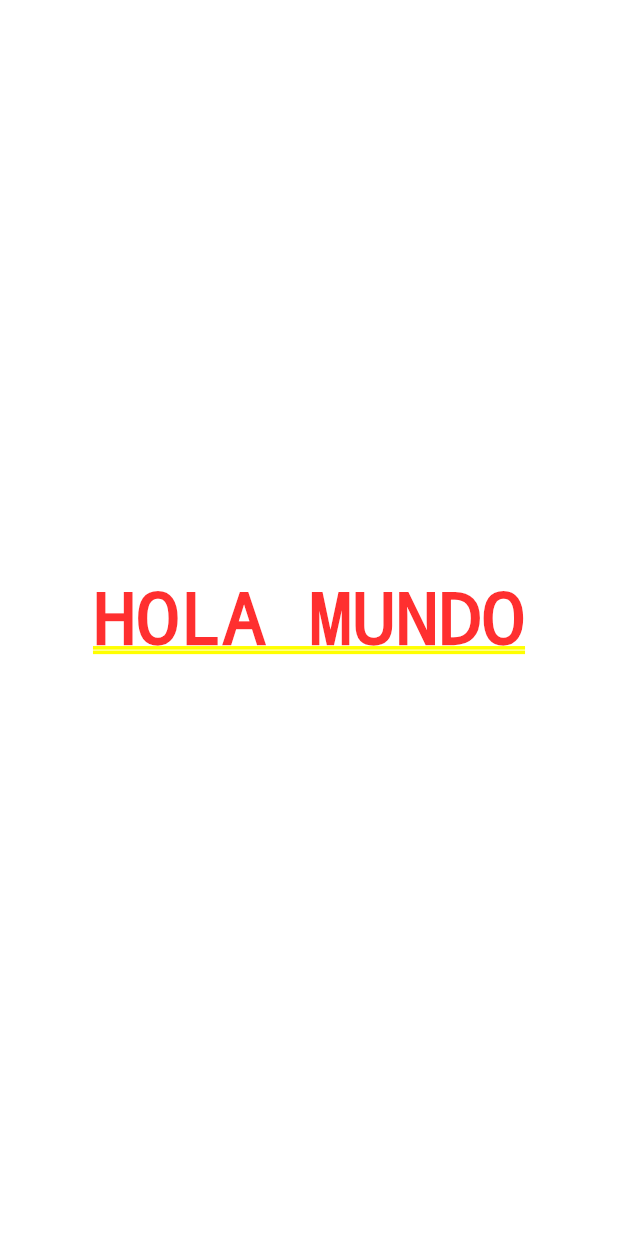
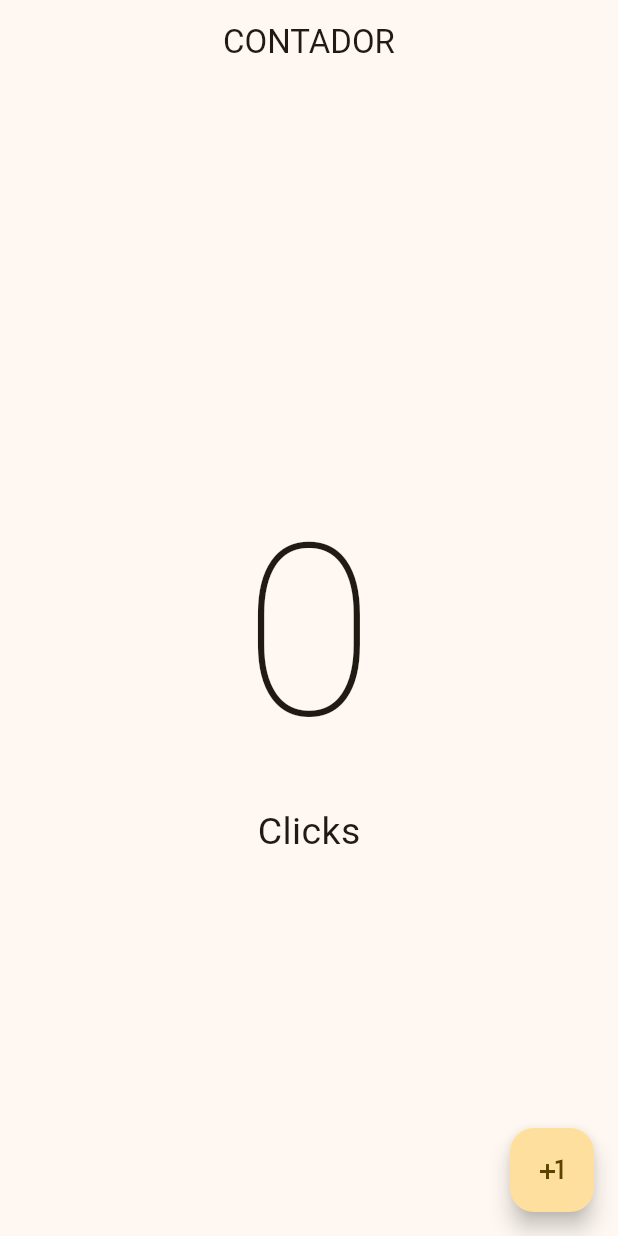
Before and after one commit to ColinTony/FlutterCurso, a Flutter app: the screen it shows after launch, on a phone screen of 412 x 824 dp. Run offline on Flutter 3.47's test engine with Material 3 defaults, Android fonts, the phone set to English and light mode, and no system bars.

```diff
--- a/FlutterApps/01-hello_word_app/hello_world/lib/main.dart
+++ b/FlutterApps/01-hello_word_app/hello_world/lib/main.dart
@@ -1,4 +1,5 @@
 import 'package:flutter/material.dart';
+import 'package:hello_world/presentation/screens/counter/counter_screen.dart';
 
 void main(){
   runApp(const MyApp()); // empieza desde el main como la mayoria de lenguajes.
@@ -8,13 +9,13 @@ class MyApp extends StatelessWidget{
 
   const MyApp({super.key});
 
-  // Todos los StatelessWidget necesitan este build
-  // regresa un widget.
   @override
   Widget build(BuildContext context) {
     // Una clase de marialApp
-    return const MaterialApp(
-      home:  Center(child: Text('HOLA MUNDO')), // el center centra todos los hijos.
+    return MaterialApp(
+      debugShowCheckedModeBanner: false,
+      theme: ThemeData(useMaterial3: true,colorSchemeSeed: Colors.amber),
+      home: const CounterScreen(),
     );
   }
 }
--- /dev/null
+++ b/FlutterApps/01-hello_word_app/hello_world/lib/presentation/screens/counter/counter_screen.dart
@@ -0,0 +1,40 @@
+import "package:flutter/material.dart";
+
+class CounterScreen extends StatefulWidget{
+
+  // agregamos el key
+  const CounterScreen({super.key});
+
+  @override
+  State<CounterScreen> createState() => _CounterScreenState();
+}
+
+class _CounterScreenState extends State<CounterScreen> {
+  int clicks = 0;
+
+  @override
+  Widget build(BuildContext context) {
+    return Scaffold(
+      appBar: AppBar(
+        title: const Center(child: Text("CONTADOR")),
+      ),
+      body: Center(child: Column(
+        mainAxisAlignment: MainAxisAlignment.center,
+        children: [
+          Text(
+            "$clicks" ,
+             style: const TextStyle(fontSize: 160 , fontWeight: FontWeight.w100)),
+          const Text("Clicks" , style: TextStyle(fontSize: 25))
+        ],
+      )),
+      floatingActionButton: FloatingActionButton(
+        onPressed: (){
+          setState(() {
+            clicks++;
+          });
+      },
+      child: const Icon(Icons.plus_one),
+      ),
+    );
+  }
+}
```
